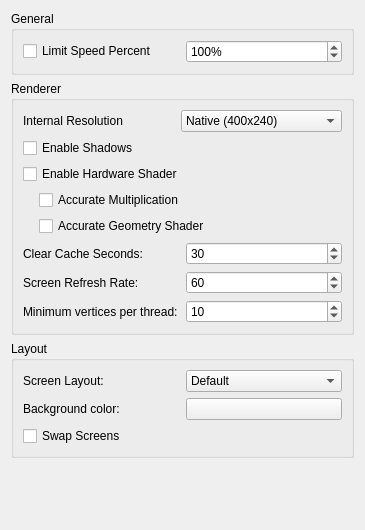
GreenAmaranthine/citra, file src/citra/configuration/configure_graphics.ui: the form before one commit.
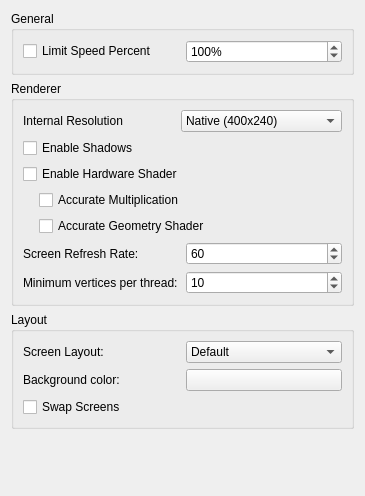
The form after the commit.

```diff
--- a/src/citra/configuration/configure_graphics.ui
+++ b/src/citra/configuration/configure_graphics.ui
@@ -7,7 +7,7 @@
     <x>0</x>
     <y>0</y>
     <width>365</width>
-    <height>530</height>
+    <height>496</height>
    </rect>
   </property>
   <property name="windowTitle">
@@ -176,30 +176,6 @@
         </layout>
        </widget>
       </item>
-      <item>
-       <layout class="QHBoxLayout" name="horizontalLayout_5">
-        <item>
-         <widget class="QLabel" name="label_2">
-          <property name="text">
-           <string>Clear Cache Seconds:</string>
-          </property>
-         </widget>
-        </item>
-        <item>
-         <widget class="QSpinBox" name="clear_cache_secs">
-          <property name="minimum">
-           <number>1</number>
-          </property>
-          <property name="maximum">
-           <number>3600</number>
-          </property>
-          <property name="value">
-           <number>30</number>
-          </property>
-         </widget>
-        </item>
-       </layout>
-      </item>
       <item>
        <layout class="QHBoxLayout" name="horizontalLayout_6">
         <item>
```
